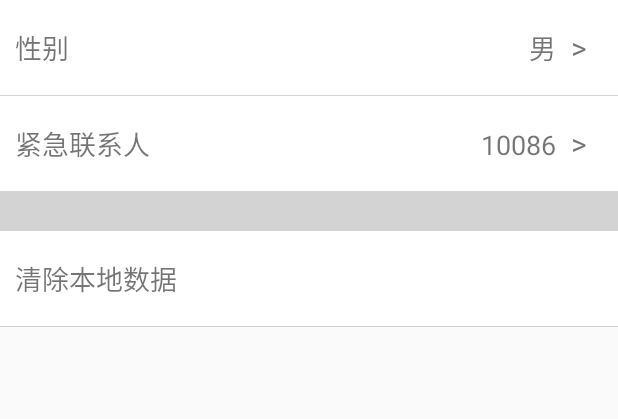
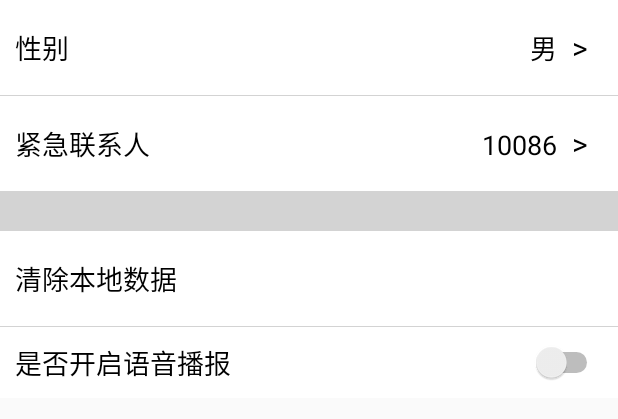
Before and after one commit to nuaa-meizizi/APP, an Android app: the layout fragment_my_setting.xml on its own in the app's theme, with its tools: preview values and no code run, on a phone screen of 412 x 824 dp. Shown: the top 419 px of the screen. Run offline under Robolectric (Android 15) with nearby library versions, the phone set to English and light mode, and no system bars.

Commit message:
语音播报指标

```diff
--- a/app/src/main/java/com/scy/health/ViewPagerAdapter.java
+++ b/app/src/main/java/com/scy/health/ViewPagerAdapter.java
@@ -3,12 +3,13 @@ package com.scy.health;
 import android.support.v4.view.PagerAdapter;
 import android.support.v4.view.ViewPager;
 import android.view.View;
-
+import android.view.ViewGroup;
 import java.util.List;
 
 public class ViewPagerAdapter extends PagerAdapter {
 
     private List<View> views;
+    private View mCurrentView;
 
     public ViewPagerAdapter(List<View> list) {
         super();
@@ -41,4 +42,5 @@ public class ViewPagerAdapter extends PagerAdapter {
     public boolean isViewFromObject(View arg0, Object arg1) {
         return arg0 == arg1;
     }
+
 }
--- a/app/src/main/res/layout/fragment_my_setting.xml
+++ b/app/src/main/res/layout/fragment_my_setting.xml
@@ -9,6 +9,10 @@
         android:id="@+id/scrollView1"
         android:layout_width="match_parent"
         android:layout_height="wrap_content">
+        <LinearLayout
+            android:layout_width="match_parent"
+            android:layout_height="match_parent"
+            android:orientation="vertical">
             <TableLayout
                 android:layout_width="match_parent"
                 android:layout_height="match_parent"
@@ -25,6 +29,7 @@
                         android:layout_height="wrap_content"
                         android:layout_marginLeft="10dp"
                         android:text="性别"
+                        android:textColor="#000000"
                         android:textSize="18dp" />
 
                     <TextView
@@ -33,6 +38,7 @@
                         android:layout_height="wrap_content"
                         android:layout_marginRight="10dp"
                         android:text="男"
+                        android:textColor="#000000"
                         android:gravity="right"
                         android:textSize="18dp" />
                     <TextView
@@ -40,6 +46,7 @@
                         android:layout_height="wrap_content"
                         android:layout_marginRight="20dp"
                         android:gravity="right"
+                        android:textColor="#000000"
                         android:text=">"
                         android:textSize="20dp" />
                 </TableRow>
@@ -58,6 +65,7 @@
                         android:layout_height="wrap_content"
                         android:layout_marginLeft="10dp"
                         android:text="紧急联系人"
+                        android:textColor="#000000"
                         android:textSize="18dp" />
 
                     <TextView
@@ -67,6 +75,7 @@
                         android:layout_marginRight="10dp"
                         android:text="10086"
                         android:gravity="right"
+                        android:textColor="#000000"
                         android:textSize="18dp" />
                     <TextView
                         android:layout_width="match_parent"
@@ -74,31 +83,37 @@
                         android:layout_marginRight="20dp"
                         android:gravity="right"
                         android:text=">"
+                        android:textColor="#000000"
                         android:textSize="20dp" />
                 </TableRow>
+
+            </TableLayout>
             <View
                 android:layout_width="fill_parent"
                 android:layout_height="40px"
                 android:background="@color/LightGrey"  />
-            <TableRow
+            <TextView
                 android:id="@+id/trclear"
-                android:clickable="true"
                 android:layout_marginTop="18dp"
-                android:layout_marginBottom="18dp">
-
-                <TextView
+                android:layout_marginBottom="18dp"
                 android:layout_width="match_parent"
                 android:layout_height="wrap_content"
                 android:layout_marginLeft="10dp"
                 android:text="清除本地数据"
+                android:textColor="#000000"
                 android:textSize="18dp" />
-
-            </TableRow>
             <View
                 android:layout_width="fill_parent"
                 android:layout_height="1px"
-                android:background="@color/LightGrey"  />
-        </TableLayout>
+                android:background="@color/LightGrey"/>
+
+            <Switch
+                android:id="@+id/radioSwitch"
+                android:layout_margin="10dp"
+                android:layout_width="match_parent"
+                android:textSize="18dp"
+                android:layout_height="wrap_content"
+                android:text="是否开启语音播报" />
+        </LinearLayout>
     </ScrollView>
-
 </FrameLayout>
```
Also changed, not shown: app/src/main/java/com/scy/health/AsyncTasks/GetBlueToothDataTask.java (+74 -53 lines), app/src/main/java/com/scy/health/activities/PhysicalExamination.java (+4 -3 lines), app/src/main/java/com/scy/health/fragment/MySetting.java (+17 -4 lines), app/src/main/res/layout/fragment_page.xml (+6 -7 lines). Lines whose indentation alone changed are shown as unchanged.
